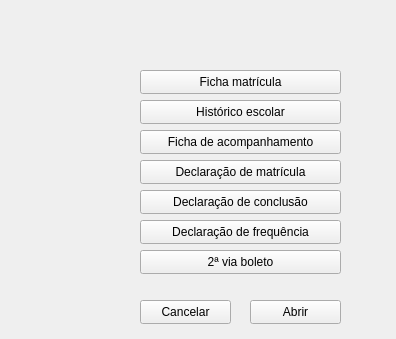
Above: gui/Qt_gui/popup/impressao_principal.ui from felipesme/PROJETO_FINAL before the change. Below: the same form after it.
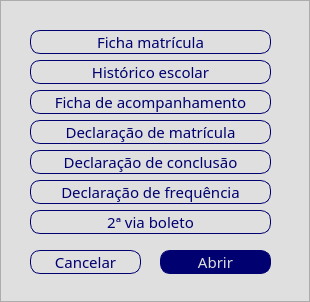
That is the form after the change.

Patch:
```diff
--- a/gui/Qt_gui/popup/impressao_principal.ui
+++ b/gui/Qt_gui/popup/impressao_principal.ui
@@ -6,22 +6,98 @@
    <rect>
     <x>0</x>
     <y>0</y>
-    <width>396</width>
-    <height>339</height>
+    <width>310</width>
+    <height>302</height>
    </rect>
   </property>
+  <property name="minimumSize">
+   <size>
+    <width>310</width>
+    <height>302</height>
+   </size>
+  </property>
+  <property name="maximumSize">
+   <size>
+    <width>310</width>
+    <height>302</height>
+   </size>
+  </property>
+  <property name="sizeIncrement">
+   <size>
+    <width>310</width>
+    <height>302</height>
+   </size>
+  </property>
   <property name="windowTitle">
    <string>Selecione opções</string>
   </property>
+  <property name="styleSheet">
+   <string notr="true"/>
+  </property>
+  <widget class="QFrame" name="frame">
+   <property name="geometry">
+    <rect>
+     <x>0</x>
+     <y>0</y>
+     <width>310</width>
+     <height>302</height>
+    </rect>
+   </property>
+   <property name="minimumSize">
+    <size>
+     <width>310</width>
+     <height>302</height>
+    </size>
+   </property>
+   <property name="maximumSize">
+    <size>
+     <width>310</width>
+     <height>302</height>
+    </size>
+   </property>
+   <property name="sizeIncrement">
+    <size>
+     <width>310</width>
+     <height>302</height>
+    </size>
+   </property>
+   <property name="styleSheet">
+    <string notr="true">background-color: rgb(223, 223, 223);</string>
+   </property>
+   <property name="frameShape">
+    <enum>QFrame::StyledPanel</enum>
+   </property>
+   <property name="frameShadow">
+    <enum>QFrame::Raised</enum>
+   </property>
   <widget class="QPushButton" name="pushButton">
    <property name="geometry">
     <rect>
-     <x>140</x>
-     <y>70</y>
-     <width>201</width>
+      <x>30</x>
+      <y>30</y>
+      <width>241</width>
      <height>24</height>
     </rect>
    </property>
+    <property name="styleSheet">
+     <string notr="true">QPushButton {
+	font: 15px Montserrat, sans-serif;
+	font-weight: normal;
+	border: 1px solid rgb(0, 0, 112) ;
+	border-radius: 10px;
+	color: rgb(0, 0, 112);
+}
+
+QPushButton:hover {
+	background-color: rgb(237, 224, 7);
+	border-radius: 10px;
+	color: rgb(0, 0, 112);
+}
+
+QPushButton:pressed {
+	background-color: rgb(211, 214, 4);
+}</string>
+    </property>
    <property name="text">
     <string>Ficha matrícula</string>
    </property>
@@ -29,12 +105,31 @@
   <widget class="QPushButton" name="pushButton_2">
    <property name="geometry">
     <rect>
-     <x>140</x>
-     <y>100</y>
-     <width>201</width>
+      <x>30</x>
+      <y>60</y>
+      <width>241</width>
      <height>24</height>
     </rect>
    </property>
+    <property name="styleSheet">
+     <string notr="true">QPushButton {
+	font: 15px Montserrat, sans-serif;
+	font-weight: normal;
+	border: 1px solid rgb(0, 0, 112) ;
+	border-radius: 10px;
+	color: rgb(0, 0, 112);
+}
+
+QPushButton:hover {
+	background-color: rgb(237, 224, 7);
+	border-radius: 10px;
+	color: rgb(0, 0, 112);
+}
+
+QPushButton:pressed {
+	background-color: rgb(211, 214, 4);
+}</string>
+    </property>
    <property name="text">
     <string>Histórico escolar</string>
    </property>
@@ -42,12 +137,31 @@
   <widget class="QPushButton" name="pushButton_3">
    <property name="geometry">
     <rect>
-     <x>140</x>
-     <y>130</y>
-     <width>201</width>
+      <x>30</x>
+      <y>90</y>
+      <width>241</width>
      <height>24</height>
     </rect>
    </property>
+    <property name="styleSheet">
+     <string notr="true">QPushButton {
+	font: 15px Montserrat, sans-serif;
+	font-weight: normal;
+	border: 1px solid rgb(0, 0, 112) ;
+	border-radius: 10px;
+	color: rgb(0, 0, 112);
+}
+
+QPushButton:hover {
+	background-color: rgb(237, 224, 7);
+	border-radius: 10px;
+	color: rgb(0, 0, 112);
+}
+
+QPushButton:pressed {
+	background-color: rgb(211, 214, 4);
+}</string>
+    </property>
    <property name="text">
     <string>Ficha de acompanhamento</string>
    </property>
@@ -55,64 +169,159 @@
   <widget class="QPushButton" name="pushButton_4">
    <property name="geometry">
     <rect>
-     <x>140</x>
-     <y>160</y>
-     <width>201</width>
+      <x>30</x>
+      <y>120</y>
+      <width>241</width>
      <height>24</height>
     </rect>
    </property>
+    <property name="styleSheet">
+     <string notr="true">QPushButton {
+	font: 15px Montserrat, sans-serif;
+	font-weight: normal;
+	border: 1px solid rgb(0, 0, 112) ;
+	border-radius: 10px;
+	color: rgb(0, 0, 112);
+}
+
+QPushButton:hover {
+	background-color: rgb(237, 224, 7);
+	border-radius: 10px;
+	color: rgb(0, 0, 112);
+}
+
+QPushButton:pressed {
+	background-color: rgb(211, 214, 4);
+}</string>
+    </property>
    <property name="text">
     <string>Declaração de matrícula</string>
    </property>
   </widget>
-  <widget class="QPushButton" name="pushButton_5">
-   <property name="geometry">
-    <rect>
-     <x>140</x>
-     <y>250</y>
-     <width>201</width>
-     <height>24</height>
-    </rect>
-   </property>
-   <property name="text">
-    <string>2ª via boleto</string>
-   </property>
-  </widget>
-  <widget class="QPushButton" name="pushButton_6">
-   <property name="geometry">
-    <rect>
-     <x>140</x>
-     <y>220</y>
-     <width>201</width>
-     <height>24</height>
-    </rect>
-   </property>
-   <property name="text">
-    <string>Declaração de frequência</string>
-   </property>
-  </widget>
   <widget class="QPushButton" name="pushButton_7">
    <property name="geometry">
     <rect>
-     <x>140</x>
-     <y>190</y>
-     <width>201</width>
+      <x>30</x>
+      <y>150</y>
+      <width>241</width>
      <height>24</height>
     </rect>
    </property>
+    <property name="styleSheet">
+     <string notr="true">QPushButton {
+	font: 15px Montserrat, sans-serif;
+	font-weight: normal;
+	border: 1px solid rgb(0, 0, 112) ;
+	border-radius: 10px;
+	color: rgb(0, 0, 112);
+}
+
+QPushButton:hover {
+	background-color: rgb(237, 224, 7);
+	border-radius: 10px;
+	color: rgb(0, 0, 112);
+}
+
+QPushButton:pressed {
+	background-color: rgb(211, 214, 4);
+}</string>
+    </property>
    <property name="text">
     <string>Declaração de conclusão</string>
    </property>
   </widget>
+   <widget class="QPushButton" name="pushButton_6">
+    <property name="geometry">
+     <rect>
+      <x>30</x>
+      <y>180</y>
+      <width>241</width>
+      <height>24</height>
+     </rect>
+    </property>
+    <property name="styleSheet">
+     <string notr="true">QPushButton {
+	font: 15px Montserrat, sans-serif;
+	font-weight: normal;
+	border: 1px solid rgb(0, 0, 112) ;
+	border-radius: 10px;
+	color: rgb(0, 0, 112);
+}
+
+QPushButton:hover {
+	background-color: rgb(237, 224, 7);
+	border-radius: 10px;
+	color: rgb(0, 0, 112);
+}
+
+QPushButton:pressed {
+	background-color: rgb(211, 214, 4);
+}</string>
+    </property>
+    <property name="text">
+     <string>Declaração de frequência</string>
+    </property>
+   </widget>
+   <widget class="QPushButton" name="pushButton_5">
+    <property name="geometry">
+     <rect>
+      <x>30</x>
+      <y>210</y>
+      <width>241</width>
+      <height>24</height>
+     </rect>
+    </property>
+    <property name="styleSheet">
+     <string notr="true">QPushButton {
+	font: 15px Montserrat, sans-serif;
+	font-weight: normal;
+	border: 1px solid rgb(0, 0, 112) ;
+	border-radius: 10px;
+	color: rgb(0, 0, 112);
+}
+
+QPushButton:hover {
+	background-color: rgb(237, 224, 7);
+	border-radius: 10px;
+	color: rgb(0, 0, 112);
+}
+
+QPushButton:pressed {
+	background-color: rgb(211, 214, 4);
+}</string>
+    </property>
+    <property name="text">
+     <string>2ª via boleto</string>
+    </property>
+   </widget>
   <widget class="QPushButton" name="pushButton_8">
    <property name="geometry">
     <rect>
-     <x>140</x>
-     <y>300</y>
-     <width>91</width>
+      <x>30</x>
+      <y>250</y>
+      <width>111</width>
      <height>24</height>
     </rect>
    </property>
+    <property name="styleSheet">
+     <string notr="true">QPushButton {
+	font: 15px Montserrat, sans-serif;
+	font-weight: normal;
+	border: 1px solid rgb(0, 0, 112) ;
+	border-radius: 10px;
+	color: rgb(0, 0, 112);
+}
+
+QPushButton:hover {
+	background-color: rgb(237, 224, 7);
+	border-radius: 10px;
+	color: rgb(0, 0, 112);
+}
+
+QPushButton:pressed {
+	background-color: rgb(211, 214, 4);
+}</string>
+    </property>
    <property name="text">
     <string>Cancelar</string>
    </property>
@@ -120,15 +329,36 @@
   <widget class="QPushButton" name="pushButton_9">
    <property name="geometry">
     <rect>
-     <x>250</x>
-     <y>300</y>
-     <width>91</width>
+      <x>160</x>
+      <y>250</y>
+      <width>111</width>
      <height>24</height>
     </rect>
    </property>
+    <property name="styleSheet">
+     <string notr="true">QPushButton {
+	font: 15px Montserrat, sans-serif;
+	font-weight: normal;
+	border: 1px solid rgb(0, 0, 112) ;
+	border-radius: 10px;
+	color: rgb(223, 223, 223);
+	background-color: rgb(0, 0, 112);
+}
+
+QPushButton:hover {
+	background-color: rgb(237, 224, 7);
+	border-radius: 10px;
+	color: rgb(0, 0, 112);
+}
+
+QPushButton:pressed {
+	background-color: rgb(211, 214, 4);
+}</string>
+    </property>
    <property name="text">
     <string>Abrir</string>
    </property>
+   </widget>
   </widget>
  </widget>
  <resources/>
```
Lines whose indentation alone changed are shown as unchanged.
